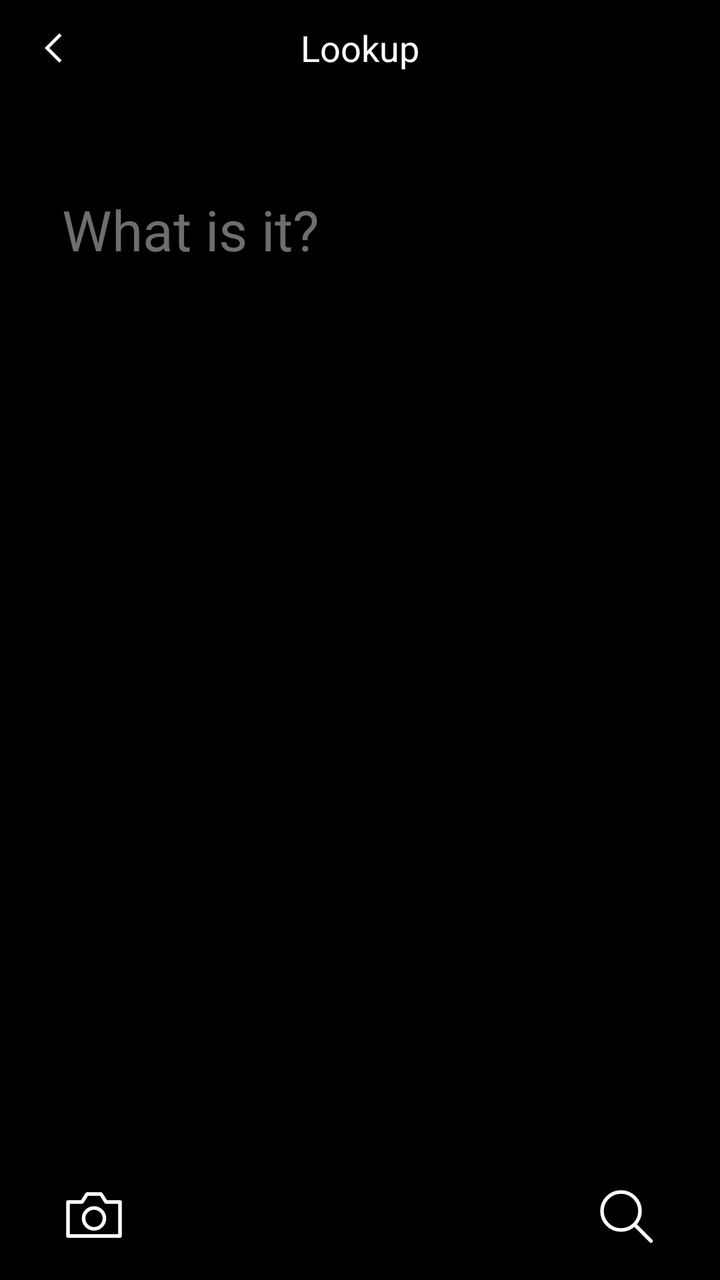
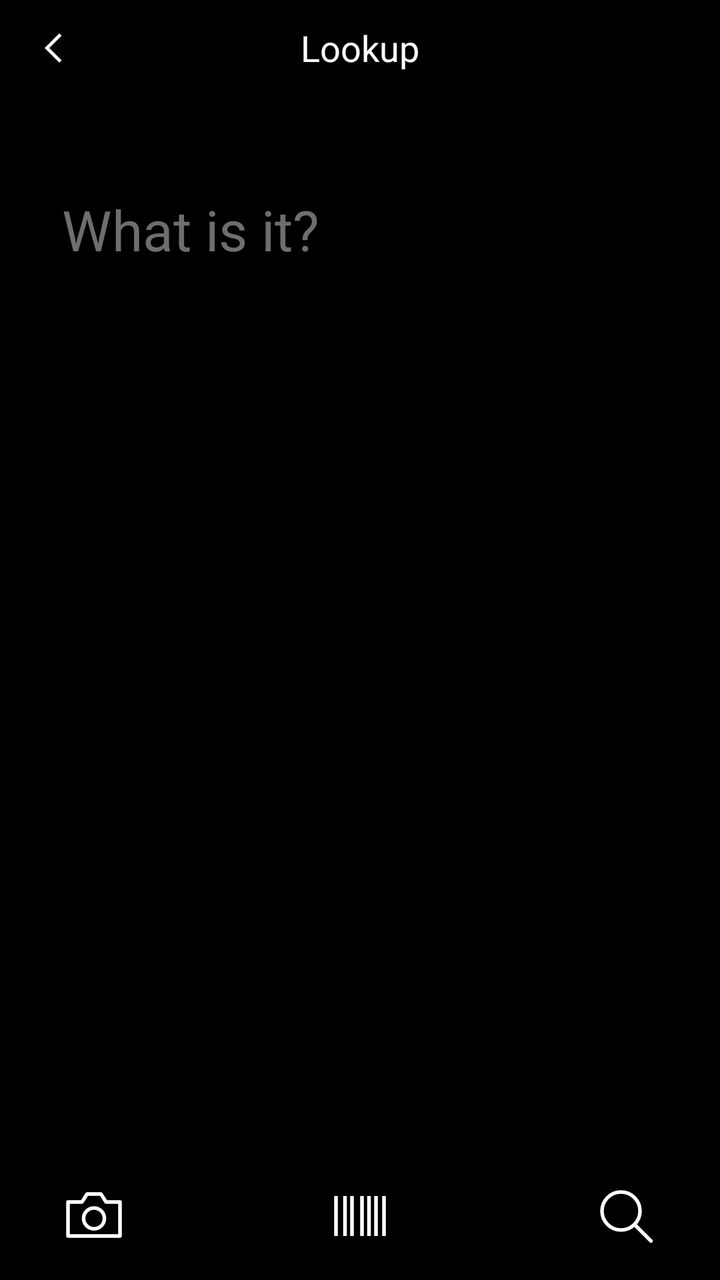

The first picture is an Android layout as it rendered before a commit; the second is the same layout after the commit. The layout source and the unified diff follow.
<!-- AndroidManifest.xml: application theme Theme.LookupBrowser -->
<!-- res/layout/activity_main.xml -->
<?xml version="1.0" encoding="utf-8"?>
<LinearLayout xmlns:android="http://schemas.android.com/apk/res/android"
    android:layout_width="match_parent"
    android:layout_height="match_parent"
    android:background="#000000"
    android:orientation="vertical">

    
    <FrameLayout
        android:layout_width="match_parent"
        android:layout_height="48dp">

        <ImageView
            android:id="@+id/btnBack"
            android:focusable="false"
            android:layout_width="56dp"
            android:layout_height="48dp"
            android:contentDescription="Back"
            android:paddingBottom="14dp"
            android:paddingLeft="19dp"
            android:paddingRight="19dp"
            android:paddingTop="14dp"
            android:src="@drawable/ic_back" />

        <TextView
            android:id="@+id/title"
            android:layout_width="wrap_content"
            android:layout_height="match_parent"
            android:layout_gravity="center_horizontal"
            android:ellipsize="end"
            android:gravity="center_vertical"
            android:maxLines="1"
            android:maxWidth="260dp"
            android:text="Lookup"
            android:textColor="#FFFFFF"
            android:textSize="18sp" />
    </FrameLayout>

    <FrameLayout
        android:layout_width="match_parent"
        android:layout_height="0dp"
        android:layout_weight="1">

        
        <LinearLayout
            android:id="@+id/homePane"
            android:layout_width="match_parent"
            android:layout_height="match_parent"
            android:orientation="vertical"
            android:paddingLeft="31dp"
            android:paddingRight="31dp">

            <EditText
                android:id="@+id/queryField"
                android:layout_width="match_parent"
                android:layout_height="wrap_content"
                android:layout_marginTop="48dp"
                android:background="@android:color/transparent"
                android:gravity="top|start"
                android:hint="What is it?"
                android:imeOptions="actionSearch"
                android:inputType="text|textNoSuggestions"
                android:maxLines="3"
                android:padding="0dp"
                android:textColor="#FFFFFF"
                android:textColorHint="#6E6E6E"
                android:textSize="28sp" />

            
            <ListView
                android:id="@+id/historyList"
                android:layout_width="match_parent"
                android:layout_height="0dp"
                android:layout_marginTop="24dp"
                android:layout_weight="1"
                android:divider="@null"
                android:dividerHeight="0dp"
                android:overScrollMode="never"
                android:scrollbars="none" />
        </LinearLayout>

        
        <LinearLayout
            android:id="@+id/resultsPane"
            android:layout_width="match_parent"
            android:layout_height="match_parent"
            android:orientation="vertical"
            android:visibility="gone">

            <TextView
                android:id="@+id/summary"
                android:layout_width="match_parent"
                android:layout_height="wrap_content"
                android:lineSpacingExtra="2dp"
                android:paddingBottom="12dp"
                android:paddingLeft="31dp"
                android:paddingRight="31dp"
                android:paddingTop="8dp"
                android:textColor="#9A9A9A"
                android:textSize="15sp" />

            <ListView
                android:id="@+id/resultList"
                android:layout_width="match_parent"
                android:layout_height="0dp"
                android:layout_weight="1"
                android:divider="@null"
                android:dividerHeight="0dp"
                android:overScrollMode="never"
                android:scrollbars="none" />
        </LinearLayout>

        
        <LinearLayout
            android:id="@+id/detailPane"
            android:layout_width="match_parent"
            android:layout_height="match_parent"
            android:orientation="vertical"
            android:visibility="gone">

            <ImageView
                android:id="@+id/detailImage"
                android:layout_width="match_parent"
                android:layout_height="0dp"
                android:layout_weight="1"
                android:focusable="false"
                android:paddingLeft="31dp"
                android:paddingRight="31dp"
                android:scaleType="fitCenter" />

            <TextView
                android:id="@+id/detailPrice"
                android:layout_width="match_parent"
                android:layout_height="wrap_content"
                android:paddingLeft="31dp"
                android:paddingRight="31dp"
                android:paddingTop="12dp"
                android:textColor="#FFFFFF"
                android:textSize="24sp" />

            <TextView
                android:id="@+id/detailTitle"
                android:layout_width="match_parent"
                android:layout_height="wrap_content"
                android:ellipsize="end"
                android:maxLines="3"
                android:paddingBottom="4dp"
                android:paddingLeft="31dp"
                android:paddingRight="31dp"
                android:textColor="#FFFFFF"
                android:textSize="16sp" />

            <TextView
                android:id="@+id/detailCondition"
                android:layout_width="match_parent"
                android:layout_height="wrap_content"
                android:ellipsize="end"
                android:maxLines="2"
                android:paddingBottom="8dp"
                android:paddingLeft="31dp"
                android:paddingRight="31dp"
                android:textColor="#9A9A9A"
                android:textSize="15sp"
                android:visibility="gone" />
        </LinearLayout>

        <WebView
            android:id="@+id/webView"
            android:layout_width="match_parent"
            android:layout_height="match_parent"
            android:visibility="gone" />

        <WebView
            android:id="@+id/scraper"
            android:layout_width="1dp"
            android:layout_height="1dp"
            android:visibility="invisible" />

        <WebView
            android:id="@+id/scraperActive"
            android:layout_width="1dp"
            android:layout_height="1dp"
            android:visibility="invisible" />
    </FrameLayout>

    
    <FrameLayout
        android:id="@+id/bottomBar"
        android:layout_width="match_parent"
        android:layout_height="64dp">

        <ImageView
            android:id="@+id/btnLeft"
            android:focusable="false"
            android:layout_width="wrap_content"
            android:layout_height="match_parent"
            android:layout_gravity="start"
            android:contentDescription="Photo"
            android:paddingLeft="31dp"
            android:paddingRight="24dp"
            android:src="@drawable/ic_camera" />

        <TextView
            android:id="@+id/labelLeft"
            android:focusable="false"
            android:layout_width="wrap_content"
            android:layout_height="match_parent"
            android:layout_gravity="start"
            android:gravity="center_vertical"
            android:paddingLeft="31dp"
            android:paddingRight="24dp"
            android:text="SOLD"
            android:textColor="#FFFFFF"
            android:textSize="16sp"
            android:visibility="gone" />

        <ImageView
            android:id="@+id/btnRight"
            android:focusable="false"
            android:layout_width="wrap_content"
            android:layout_height="match_parent"
            android:layout_gravity="end"
            android:contentDescription="Search"
            android:paddingLeft="24dp"
            android:paddingRight="31dp"
            android:src="@drawable/ic_search" />

        <TextView
            android:id="@+id/labelRight"
            android:focusable="false"
            android:layout_width="wrap_content"
            android:layout_height="match_parent"
            android:layout_gravity="end"
            android:gravity="center_vertical"
            android:paddingLeft="24dp"
            android:paddingRight="31dp"
            android:text="LISTED"
            android:textColor="#6E6E6E"
            android:textSize="16sp"
            android:visibility="gone" />
    </FrameLayout>
</LinearLayout>
<!-- resources referenced by this layout -->
<resources>
  <!-- drawable ic_back (drawable) -->
  <?xml version="1.0" encoding="utf-8"?>
  <vector xmlns:android="http://schemas.android.com/apk/res/android"
      android:width="24dp" android:height="24dp" android:viewportWidth="24" android:viewportHeight="24">
      <path android:pathData="M15,3 L6,12 L15,21" android:strokeColor="#FFFFFF" android:strokeWidth="2.2"
          android:strokeLineCap="butt" android:strokeLineJoin="miter" />
  </vector>
  <!-- drawable ic_camera (drawable) -->
  <?xml version="1.0" encoding="utf-8"?>
  <vector xmlns:android="http://schemas.android.com/apk/res/android"
      android:width="32dp" android:height="32dp" android:viewportWidth="32" android:viewportHeight="32">
      <path android:pathData="M3,9 L10,9 L12.5,5 L19.5,5 L22,9 L29,9 L29,26 L3,26 Z" android:strokeColor="#FFFFFF"
          android:strokeWidth="1.8" android:strokeLineJoin="round" />
      <path android:pathData="M16,12 A5.2,5.2 0 1,0 16,22.4 A5.2,5.2 0 1,0 16,12 Z" android:strokeColor="#FFFFFF"
          android:strokeWidth="1.8" />
  </vector>
  <!-- drawable ic_search (drawable) -->
  <?xml version="1.0" encoding="utf-8"?>
  <vector xmlns:android="http://schemas.android.com/apk/res/android"
      android:width="32dp" android:height="32dp" android:viewportWidth="32" android:viewportHeight="32">
      <path android:pathData="M13.5,4 A9.5,9.5 0 1,0 13.5,23 A9.5,9.5 0 1,0 13.5,4 Z" android:strokeColor="#FFFFFF"
          android:strokeWidth="1.8" />
      <path android:pathData="M20.5,20.5 L28.5,28.5" android:strokeColor="#FFFFFF" android:strokeWidth="1.8"
          android:strokeLineCap="round" />
  </vector>
  <style name="Theme.LookupBrowser" parent="Theme.AppCompat.NoActionBar">
          <item name="android:windowBackground">@android:color/black</item>
          <item name="android:statusBarColor">#000000</item>
          <item name="android:navigationBarColor">#000000</item>
          <item name="android:windowLightStatusBar">false</item>
      </style>
</resources>

<!-- the commit's change to res/layout/activity_main.xml (unified diff, before → after) -->
@@ -111,6 +111,30 @@
         </LinearLayout>
 
         
+        <FrameLayout
+            android:id="@+id/scanPane"
+            android:layout_width="match_parent"
+            android:layout_height="match_parent"
+            android:visibility="gone">
+
+            <androidx.camera.view.PreviewView
+                android:id="@+id/previewView"
+                android:layout_width="match_parent"
+                android:layout_height="match_parent" />
+
+            <TextView
+                android:id="@+id/scanHint"
+                android:layout_width="match_parent"
+                android:layout_height="wrap_content"
+                android:layout_gravity="bottom"
+                android:background="#99000000"
+                android:padding="16dp"
+                android:text="Point at a barcode"
+                android:textColor="#FFFFFF"
+                android:textSize="16sp" />
+        </FrameLayout>
+
+        
         <LinearLayout
             android:id="@+id/detailPane"
             android:layout_width="match_parent"
@@ -213,6 +237,17 @@
             android:textColor="#FFFFFF"
             android:textSize="16sp"
             android:visibility="gone" />
+
+        <ImageView
+            android:id="@+id/btnScan"
+            android:layout_width="wrap_content"
+            android:layout_height="match_parent"
+            android:layout_gravity="center_horizontal"
+            android:contentDescription="Barcode"
+            android:focusable="false"
+            android:paddingLeft="24dp"
+            android:paddingRight="24dp"
+            android:src="@drawable/ic_barcode" />
 
         <ImageView
             android:id="@+id/btnRight"
<!-- resource entries referenced after the edit -->
@@ -6,6 +6,13 @@
       android:width="24dp" android:height="24dp" android:viewportWidth="24" android:viewportHeight="24">
       <path android:pathData="M15,3 L6,12 L15,21" android:strokeColor="#FFFFFF" android:strokeWidth="2.2"
           android:strokeLineCap="butt" android:strokeLineJoin="miter" />
+  </vector>
+  <!-- drawable ic_barcode (drawable) -->
+  <?xml version="1.0" encoding="utf-8"?>
+  <vector xmlns:android="http://schemas.android.com/apk/res/android"
+      android:width="32dp" android:height="32dp" android:viewportWidth="32" android:viewportHeight="32">
+      <path android:pathData="M4,6 L4,26 M8.5,6 L8.5,26 M12,6 L12,26 M17,6 L17,26 M20.5,6 L20.5,26 M24,6 L24,26 M28,6 L28,26"
+          android:strokeColor="#FFFFFF" android:strokeWidth="1.8" />
   </vector>
   <!-- drawable ic_camera (drawable) -->
   <?xml version="1.0" encoding="utf-8"?>
